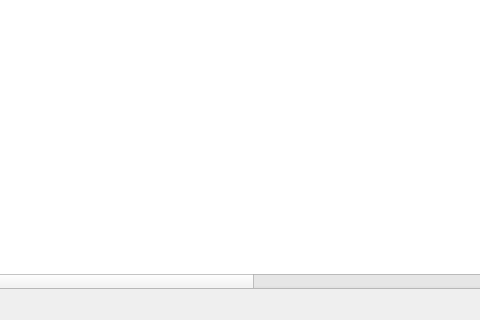
suvashsumon/Patient-Database-Management-System, file ui/dashboard.ui: the form before one commit; both pictures show x 186 to 666 and y 280 to 600 of the 827 by 600 pixel window.
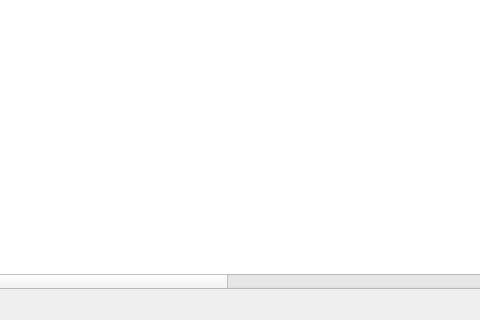
The form after the commit. Icons and pictures are not drawn.

Diff of the .ui file:
```diff
--- a/ui/dashboard.ui
+++ b/ui/dashboard.ui
@@ -422,6 +422,11 @@
         <string>MRI</string>
        </property>
       </column>
+      <column>
+       <property name="text">
+        <string>Xray</string>
+       </property>
+      </column>
       <column>
        <property name="text">
         <string>Pic</string>
```
